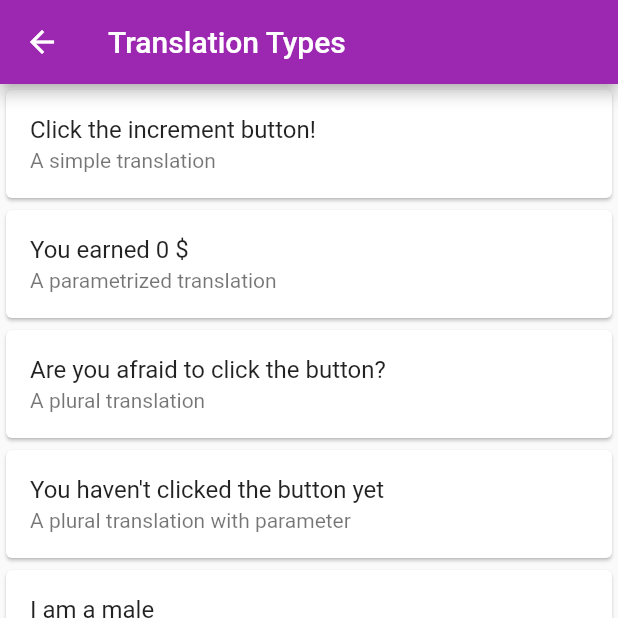
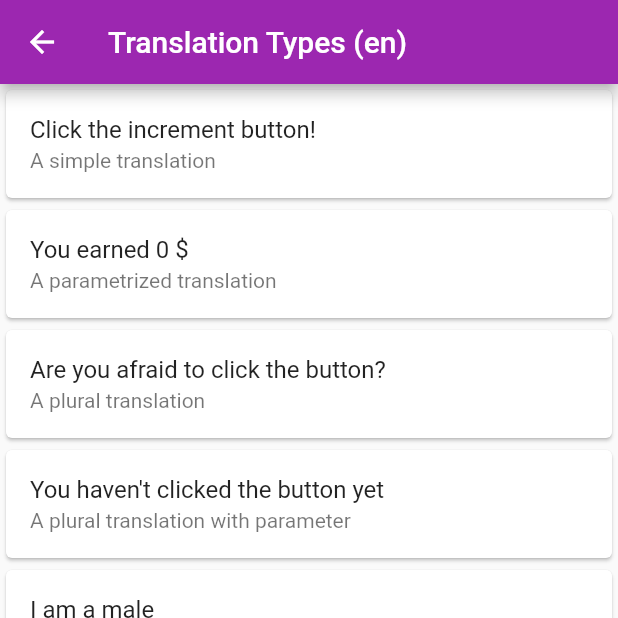
Before and after one commit to maexeler/i10n_hierarchy_generator, a Flutter app: the screen it shows after launch, after a tap on "Show translation types", on a phone screen of 412 x 824 dp, the top half of it. Run offline on Flutter 3.47's test engine with Material 2 defaults, Android fonts, the phone set to English and light mode, and no system bars.

```diff
--- a/example/i10n_pagewise/lib/main.dart
+++ b/example/i10n_pagewise/lib/main.dart
@@ -16,11 +16,12 @@ class MyApp extends StatelessWidget {
     return MaterialApp(
       // i10n : Prepare App for localization by inserting the following code
       localizationsDelegates: [
-        GeneratedLocalizationsDelegate(),
+        S.delegate,
         GlobalMaterialLocalizations.delegate,
         GlobalWidgetsLocalizations.delegate,
       ],
-      supportedLocales: GeneratedLocalizationsDelegate().supportedLocales,
+      supportedLocales: S.delegate.supportedLocales,
+      localeResolutionCallback: S.delegate.resolution(),
 
       // i10n : Use onGenerateTitle: instead of title:
       onGenerateTitle: (context) => S.of(context).appTitle,
@@ -36,9 +37,10 @@ class StartPage extends StatelessWidget {
   Widget build(BuildContext context) {
     // i10n : Use the actual language for the page
     S i10n = S.of(context);
+    Locale actLocale = Localizations.localeOf(context);
     return Scaffold(
       appBar: AppBar(
-        title: Text(i10n.startPage.title),
+        title: Text('${i10n.startPage.title} ($actLocale)'),
       ),
       body: Center(
         child: Column(
@@ -75,9 +77,10 @@ class _OverviewPageState extends State<OverviewPage> {
   Widget build(BuildContext context) {
     // i10n : Use the actual language for the page
     S i10n = S.of(context);
+    Locale actLocale = Localizations.localeOf(context);
     return Scaffold(
       appBar: AppBar(
-        title: Text(i10n.overviewPage.title),
+        title: Text('${i10n.overviewPage.title} ($actLocale)'),
       ),
       body: Center(
         child: ListView(
@@ -183,9 +186,10 @@ class DirectTranslationState extends State<DirectTranslationPage> {
   Widget build(BuildContext context) {
     // i10n : Use the actual language for the page
     S i10n = S.of(context);
+    Locale actLocale = Localizations.localeOf(context);
     return Scaffold(
       appBar: AppBar(
-        title: Text(i10n.directTranslPage.title),
+        title: Text('${i10n.directTranslPage.title} ($actLocale)'),
       ),
       body: Center(
         child: Column(
--- a/lib/src/code_generation/output_tree.dart
+++ b/lib/src/code_generation/output_tree.dart
@@ -64,7 +64,7 @@ class TopLevelLanguageTree {
     }
     out.write(footerPart3);
     out.writeln();
-    out.write('const Locale defaultLocale');
+    out.write('const Locale _defaultLocale');
     if (_hasDefaultLocale()) {
       out.writeln(' = ${_generateDefaultLocale()};');
     } else {
--- a/pubspec.yaml
+++ b/pubspec.yaml
@@ -1,6 +1,6 @@
 name: i10n_hierarchy_generator
 description: Translate a Flutter application in an easy, structured and time proven way.
-version: 1.0.4
+version: 1.0.5
 author: Max Werner <max.maexeler@gmail.com>
 homepage: https://github.com/maexeler/i10n_hierarchy_generator
 
```
Also changed, not shown: lib/src/code_generation/code_templates.dart (+5 -5 lines), example/i10n_pagewise/lib/src/generated/i10n_hierarchy.dart, 2 other files.
